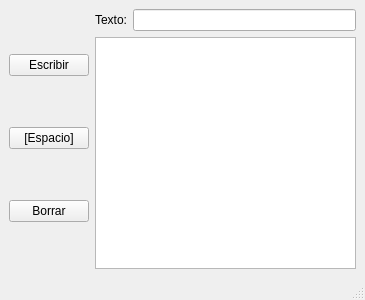
Alonso532532/DAM2, file Desarrollo de interfacesGeneral/EstudioQTDesigner/formulario.ui: the form before one commit.
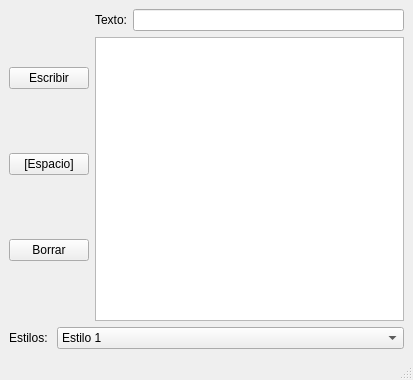
The form after the commit.

What changed in the file:
```diff
--- a/Desarrollo de interfacesGeneral/EstudioQTDesigner/formulario.ui
+++ b/Desarrollo de interfacesGeneral/EstudioQTDesigner/formulario.ui
@@ -6,14 +6,16 @@
    <rect>
     <x>0</x>
     <y>0</y>
-    <width>365</width>
-    <height>300</height>
+    <width>413</width>
+    <height>380</height>
    </rect>
   </property>
   <property name="windowTitle">
    <string>MainWindow</string>
   </property>
   <widget class="QWidget" name="centralwidget">
+   <layout class="QVBoxLayout" name="verticalLayout_3">
+    <item>
    <layout class="QHBoxLayout" name="horizontalLayout_2">
     <item>
      <layout class="QVBoxLayout" name="verticalLayout">
@@ -69,6 +71,43 @@
      </layout>
     </item>
    </layout>
+    </item>
+    <item>
+     <layout class="QHBoxLayout" name="horizontalLayout_3" stretch="0,1">
+      <item>
+       <widget class="QLabel" name="label_2">
+        <property name="text">
+         <string>Estilos: </string>
+        </property>
+       </widget>
+      </item>
+      <item>
+       <widget class="QComboBox" name="comboBox">
+        <item>
+         <property name="text">
+          <string>Estilo 1</string>
+         </property>
+        </item>
+        <item>
+         <property name="text">
+          <string>Estilo 2</string>
+         </property>
+        </item>
+        <item>
+         <property name="text">
+          <string>Estilo 3</string>
+         </property>
+        </item>
+        <item>
+         <property name="text">
+          <string>Estilo 4</string>
+         </property>
+        </item>
+       </widget>
+      </item>
+     </layout>
+    </item>
+   </layout>
   </widget>
   <widget class="QMenuBar" name="menubar">
    <property name="geometry">
```
Left out of the diff: 2 changed lines with no effect on the pictures. Lines whose indentation alone changed are shown as unchanged.
